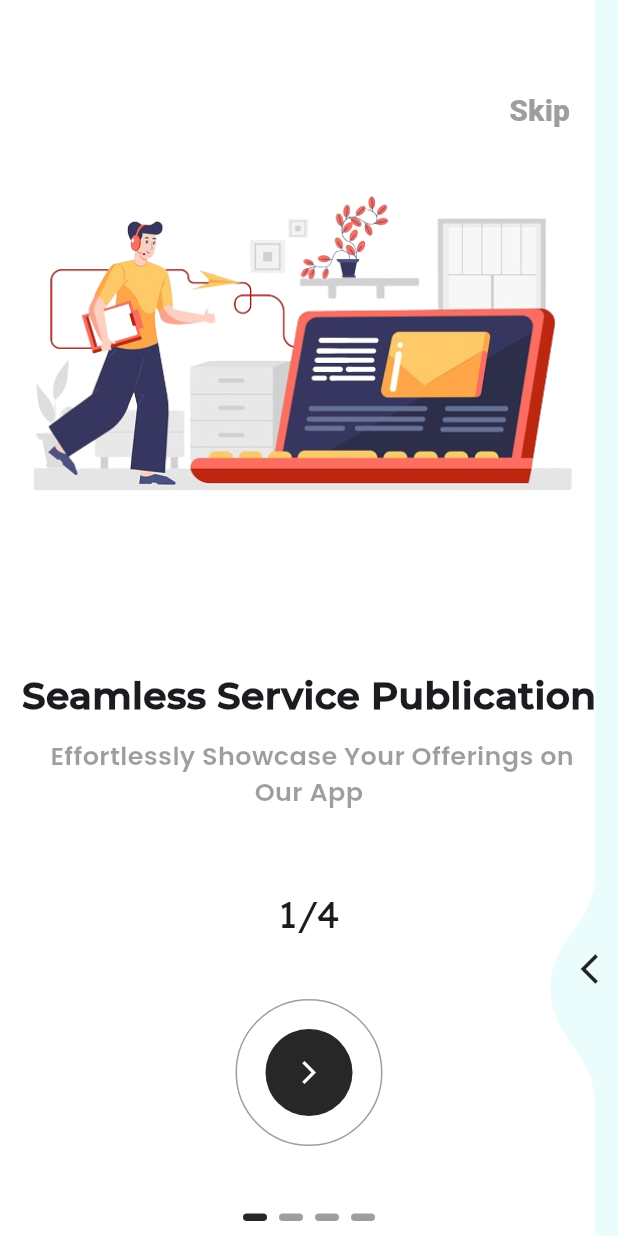
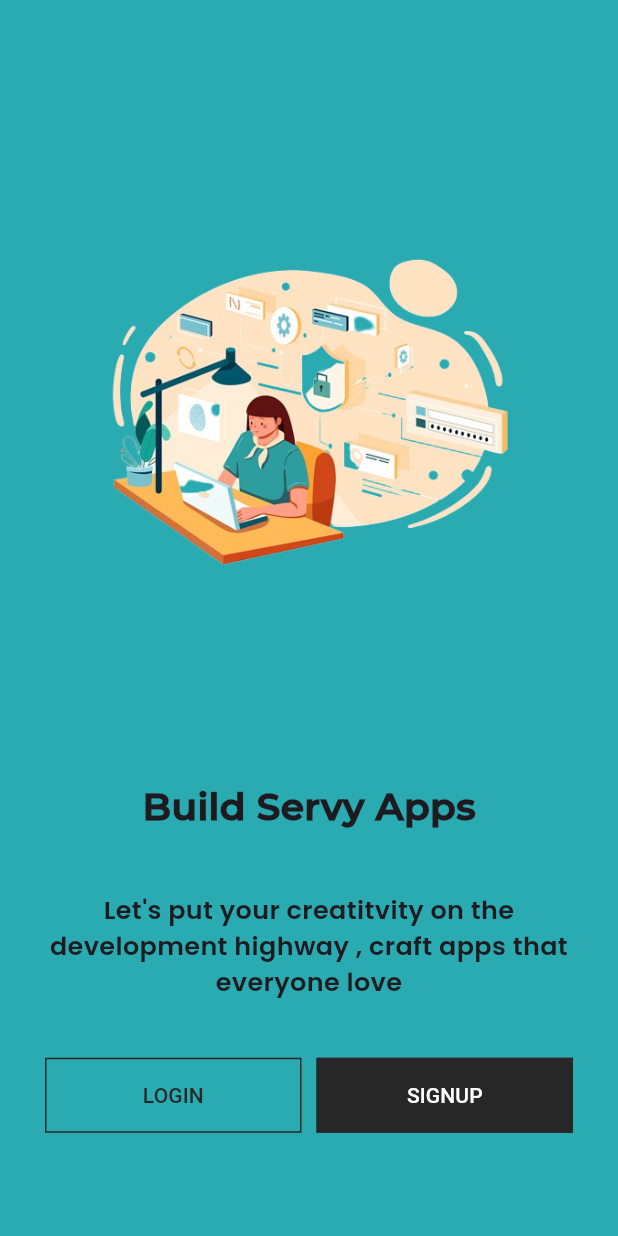
Before and after one commit to bahaaeshnena/servy_app2, a Flutter app: the screen it shows after launch, on a phone screen of 412 x 824 dp. Run offline on Flutter 3.47's test engine with Material 3 defaults, Android fonts, the phone set to English and light mode, and no system bars; drawn by our look-alikes of liquid_swipe, smooth_page_indicator; our stand-ins replace get; project files that could hold a hidden picture were left out.

Commit message:
page welcome create

```diff
--- a/lib/main.dart
+++ b/lib/main.dart
@@ -1,6 +1,6 @@
 import 'package:flutter/material.dart';
 import 'package:get/get_navigation/src/root/get_material_app.dart';
-import 'package:servy_app2/src/features/authentication/screens/splash_screens.dart';
+import 'package:servy_app2/src/features/authentication/screens/splash_screen/splash_screens.dart';
 import 'package:servy_app2/src/utils/theme/theme.dart';
 
 void main() {
@@ -16,7 +16,6 @@ class Servy_app extends StatelessWidget {
       debugShowCheckedModeBanner: false,
       theme: TApptheme.lightTheme,
       darkTheme: TApptheme.darkTheme,
-      themeMode: ThemeMode.light,
       home: SplshScreen(),
     );
   }
--- a/lib/src/constants/colors.dart
+++ b/lib/src/constants/colors.dart
@@ -2,18 +2,22 @@ import 'package:flutter/material.dart';
 
 //theme color applications
 const kPrimaryColorGreen = Color(0xff2AAAB1);
+const kSecondaryColor = Color(0xFF272727);
+const kPrimaryColorBlue = Color(0xff4D98C1);
 
+const kWhiteColor = Colors.white;
+const kDarkColor = Color(0xFF000000);
 //--On-boarding Colors
 
 const tOnBoardingPag1eColor = Colors.white;
-// const tOnBoardingPag2eColor = Color(0xfffddcdf);
-// const tOnBoardingPag3eColor = Color(0xffffdcbd);
-// const tOnBoardingPag4eColor = Color(0xffFFFDCB);
+const tOnBoardingPag2eColor = Color(0xfffddcdf);
+const tOnBoardingPag3eColor = Color(0xffffdcbd);
+const tOnBoardingPag4eColor = Color(0xffFFFDCB);
 
 //greeen
-const tOnBoardingPag2eColor = Color(0xffEAFDFC);
-const tOnBoardingPag3eColor = Color(0xffBFEAF5);
-const tOnBoardingPag4eColor = Color(0xff91D8E4);
+// const tOnBoardingPag2eColor = Color(0xffEAFDFC);
+// const tOnBoardingPag3eColor = Color(0xffBFEAF5);
+// const tOnBoardingPag4eColor = Color(0xff91D8E4);
 
 //blue
 // const tOnBoardingPag2eColor = Color(0xffC0FEFC);
--- a/lib/src/constants/image_string.dart
+++ b/lib/src/constants/image_string.dart
@@ -14,3 +14,7 @@ const String tOnBoardingImage3 =
     'assets/images/on_boarding_images/Fostering_Social_Bonds-removebg-preview.png';
 const String tOnBoardingImage4 =
     'assets/images/on_boarding_images/Unleash_Your_Creativity-removebg-preview.png';
+
+//--Welcome Screen Images--
+
+const String tWelcomeScreenImage = 'assets/images/welcome_images/welcome.png';
--- /dev/null
+++ b/lib/src/constants/sizes.dart
@@ -0,0 +1,4 @@
+//-- App defult Sizing --
+
+const tDefultSize = 30.0;
+const tButtonheight = 15.0;
--- a/lib/src/constants/text.dart
+++ b/lib/src/constants/text.dart
@@ -1,6 +1,6 @@
 //splash screen text
 
-//On Boarding Text
+//--On Boarding Text--
 
 const String tOnBoardingTitle1 = "Seamless Service Publication";
 const String tOnBoardingTitle2 = "Tailored Transactions";
@@ -20,3 +20,9 @@ const String tOnBoardingCounter1 = "1/4";
 const String tOnBoardingCounter2 = "2/4";
 const String tOnBoardingCounter3 = "3/4";
 const String tOnBoardingCounter4 = "4/4";
+
+//--On Boarding Text--
+
+const String tWelcomeTitle = "Build Servy Apps";
+const String tWelcomeSubTitle =
+    "Let's put your creatitvity on the development highway , craft apps that everyone love";
--- a/lib/src/features/authentication/controllers/splash_screen_controller.dart
+++ b/lib/src/features/authentication/controllers/splash_screen_controller.dart
@@ -1,5 +1,6 @@
 import 'package:get/get.dart';
 import 'package:servy_app2/src/features/authentication/screens/on_boarding/on_boarding_screen.dart';
+import 'package:servy_app2/src/features/authentication/screens/welcome/welcome_screen.dart';
 
 class SplashScreenController extends GetxController {
   static SplashScreenController get find => Get.find();
@@ -12,6 +13,6 @@ class SplashScreenController extends GetxController {
 
     await Future.delayed(const Duration(milliseconds: 5000));
 
-    Get.to(OnBoardingScreen());
+    Get.to(WelcomeScreen());
   }
 }
--- a/lib/src/features/authentication/screens/welcome.dart
+++ /dev/null
@@ -1,10 +0,0 @@
-import 'package:flutter/material.dart';
-
-class Welcome extends StatelessWidget {
-  const Welcome({super.key});
-
-  @override
-  Widget build(BuildContext context) {
-    return Scaffold();
-  }
-}
--- /dev/null
+++ b/lib/src/features/authentication/screens/welcome/welcome_screen.dart
@@ -0,0 +1,70 @@
+import 'package:flutter/material.dart';
+import 'package:servy_app2/src/constants/colors.dart';
+import 'package:servy_app2/src/constants/image_string.dart';
+import 'package:servy_app2/src/constants/text.dart';
+
+class WelcomeScreen extends StatelessWidget {
+  const WelcomeScreen({super.key});
+
+  @override
+  Widget build(BuildContext context) {
+    var mediaQuery = MediaQuery.of(context);
+    var height = mediaQuery.size.height;
+    var brightness = mediaQuery.platformBrightness;
+    final isDarkMode = brightness == Brightness.dark;
+
+    return Scaffold(
+      backgroundColor: isDarkMode ? kSecondaryColor : kPrimaryColorGreen,
+      body: Container(
+        child: Padding(
+          padding: const EdgeInsets.all(30),
+          child: Column(
+            mainAxisAlignment: MainAxisAlignment.spaceEvenly,
+            children: [
+              Image.asset(
+                tWelcomeScreenImage,
+                height: height * 0.5,
+              ),
+              const Text(
+                tWelcomeTitle,
+                style: TextStyle(
+                  fontSize: 25,
+                  fontWeight: FontWeight.w900,
+                  fontFamily: 'Montserrat-SemiBold',
+                ),
+              ),
+              const Text(
+                tWelcomeSubTitle,
+                textAlign: TextAlign.center,
+                style: TextStyle(
+                  fontFamily: 'Poppins',
+                  fontSize: 17,
+                ),
+              ),
+              Row(
+                children: [
+                  Expanded(
+                    child: OutlinedButton(
+                        onPressed: () {},
+                        child: Text(
+                          "Login".toUpperCase(),
+                        )),
+                  ),
+                  const SizedBox(width: 10.0),
+                  Expanded(
+                    child: ElevatedButton(
+                      onPressed: () {},
+                      child: Text(
+                        "Signup".toUpperCase(),
+                      ),
+                    ),
+                  ),
+                ],
+              )
+            ],
+          ),
+        ),
+      ),
+    );
+  }
+}
--- a/lib/src/utils/theme/theme.dart
+++ b/lib/src/utils/theme/theme.dart
@@ -1,40 +1,17 @@
 import 'package:flutter/material.dart';
+import 'package:servy_app2/src/utils/theme/widget_themes/elevated_button_theme.dart';
+import 'package:servy_app2/src/utils/theme/widget_themes/outlined_button_theme.dart';
 
 class TApptheme {
+  TApptheme._();
+
   static ThemeData lightTheme = ThemeData(
-    brightness: Brightness.light,
-    primarySwatch: const MaterialColor(
-      0xFF2AAAB1,
-      <int, Color>{
-        50: Color(0xFFE0F2F1),
-        100: Color(0xFFB2DFDB),
-        200: Color(0xFF80CBC4),
-        300: Color(0xFF4DB6AC),
-        400: Color(0xFF26A69A),
-        500: Color(0xFF2AAAB1),
-        600: Color(0xFF00897B),
-        700: Color(0xFF00796B),
-        800: Color(0xFF00695C),
-        900: Color(0xFF004D40),
-      },
-    ),
-  );
+      brightness: Brightness.light,
+      outlinedButtonTheme: ToutLineButtonTheme.lightOutlineButtonTheme,
+      elevatedButtonTheme: TElevatedButtonTheme.lightElevatedButtonTheme);
+
   static ThemeData darkTheme = ThemeData(
-    brightness: Brightness.dark,
-    primarySwatch: const MaterialColor(
-      0xFF4D98C1,
-      <int, Color>{
-        50: Color(0xFFE1F5FE),
-        100: Color(0xFFB3E5FC),
-        200: Color(0xFF81D4FA),
-        300: Color(0xFF4FC3F7),
-        400: Color(0xFF29B6F6),
-        500: Color(0xFF4D98C1),
-        600: Color(0xFF039BE5),
-        700: Color(0xFF0288D1),
-        800: Color(0xFF0277BD),
-        900: Color(0xFF01579B),
-      },
-    ),
-  );
+      brightness: Brightness.dark,
+      outlinedButtonTheme: ToutLineButtonTheme.darkOutlineButtonTheme,
+      elevatedButtonTheme: TElevatedButtonTheme.darkElevatedButtonTheme);
 }
--- /dev/null
+++ b/lib/src/utils/theme/widget_themes/elevated_button_theme.dart
@@ -0,0 +1,29 @@
+import 'package:flutter/material.dart';
+import 'package:servy_app2/src/constants/colors.dart';
+import 'package:servy_app2/src/constants/sizes.dart';
+
+class TElevatedButtonTheme {
+  TElevatedButtonTheme._();
+
+//--light theme--
+  static final lightElevatedButtonTheme = ElevatedButtonThemeData(
+    style: ElevatedButton.styleFrom(
+        elevation: 0,
+        shape: const RoundedRectangleBorder(),
+        foregroundColor: kWhiteColor,
+        backgroundColor: kSecondaryColor,
+        side: const BorderSide(color: kSecondaryColor),
+        padding: const EdgeInsets.symmetric(vertical: tButtonheight)),
+  );
+
+//--dark theme--
+  static final darkElevatedButtonTheme = ElevatedButtonThemeData(
+    style: ElevatedButton.styleFrom(
+        elevation: 0,
+        shape: const RoundedRectangleBorder(),
+        foregroundColor: kSecondaryColor,
+        backgroundColor: kWhiteColor,
+        side: const BorderSide(color: kSecondaryColor),
+        padding: const EdgeInsets.symmetric(vertical: tButtonheight)),
+  );
+}
--- /dev/null
+++ b/lib/src/utils/theme/widget_themes/outlined_button_theme.dart
@@ -0,0 +1,27 @@
+import 'package:flutter/material.dart';
+import 'package:servy_app2/src/constants/colors.dart';
+import 'package:servy_app2/src/constants/sizes.dart';
+
+class ToutLineButtonTheme {
+  ToutLineButtonTheme._(); //to avoid creating instance
+
+  //--light Theme --
+
+  static final lightOutlineButtonTheme = OutlinedButtonThemeData(
+    style: OutlinedButton.styleFrom(
+        shape: const RoundedRectangleBorder(),
+        foregroundColor: kSecondaryColor,
+        side: const BorderSide(color: kSecondaryColor),
+        padding: const EdgeInsets.symmetric(vertical: tButtonheight)),
+  );
+
+  //--Dark Theme --
+
+  static final darkOutlineButtonTheme = OutlinedButtonThemeData(
+    style: OutlinedButton.styleFrom(
+        shape: const RoundedRectangleBorder(),
+        foregroundColor: kWhiteColor,
+        side: const BorderSide(color: kWhiteColor),
+        padding: const EdgeInsets.symmetric(vertical: tButtonheight)),
+  );
+}
--- a/pubspec.yaml
+++ b/pubspec.yaml
@@ -66,6 +66,7 @@ flutter:
     - assets/images/
     - assets/images/on_boarding_images/
     - assets/images/splash_screen_images/
+    - assets/images/welcome_images/
 
   # An image asset can refer to one or more resolution-specific "variants", see
   # https://flutter.dev/assets-and-images/#resolution-aware
```
Also changed, not shown: assets/images/welcome_images/welcome.png (added), lib/src/features/authentication/screens/splash_screen/splash_screens.dart (renamed from lib/src/features/authentication/screens/splash_screens.dart).
